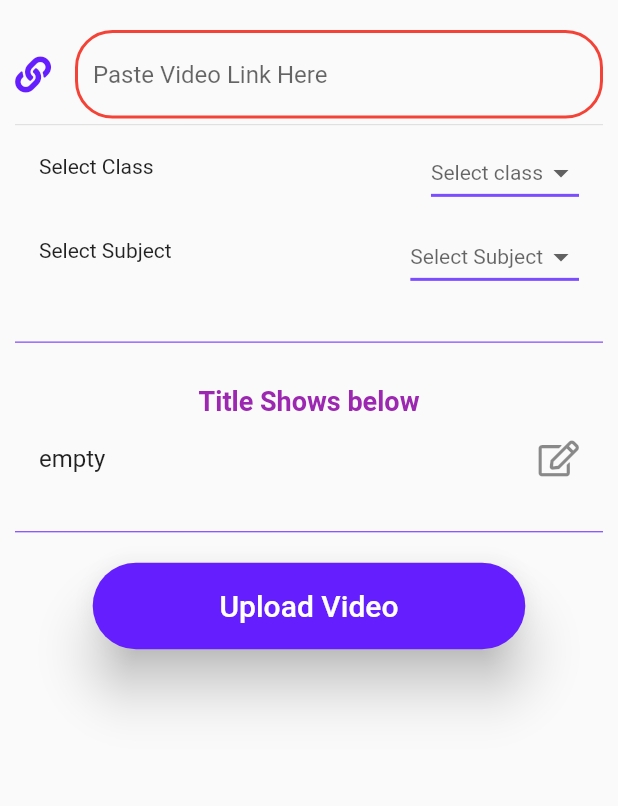
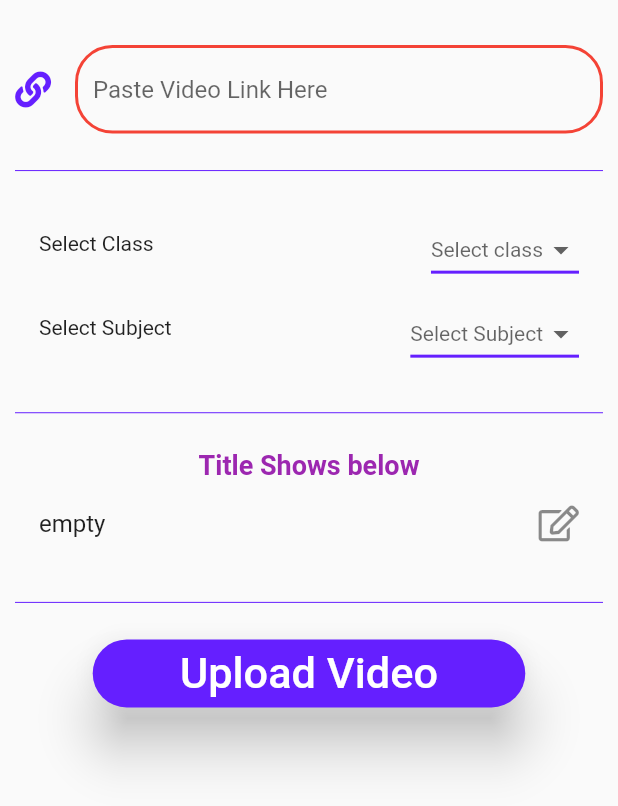
Before and after one commit to Ujjawalmaurya/Mentor, a Flutter app: the AddVideoTab widget shown alone on an empty page, opened directly, on a phone screen of 412 x 824 dp. Shown: the top 806 px of the screen. Run offline on Flutter 3.47's test engine with Material 2 defaults, Android fonts, the phone set to English and light mode, and no system bars; our stand-ins replace cloud_firestore, file_picker, firebase_auth, firebase_core, firebase_database, firebase_storage and 5 more; accounts and stored records are empty.

Commit message:
ready for fiuild

```diff
--- a/lib/signUpPage.dart
+++ b/lib/signUpPage.dart
@@ -322,7 +322,7 @@ class _SignUpPageState extends State<SignUpPage> {
                                             //Message after sucessfull user creation
                                             Fluttertoast.showToast(
                                               msg:
-                                                  "${newUser.user.email}+ Added Sucesfully in database",
+                                                  "${newUser.user.email} + Added Sucesfully in database",
                                               gravity: ToastGravity.CENTER,
                                               backgroundColor: Colors.green,
                                               textColor: Colors.white,
--- a/lib/tabs/videoTabs/addVideoTab.dart
+++ b/lib/tabs/videoTabs/addVideoTab.dart
@@ -184,9 +184,10 @@ class _AddVideoTabState extends State<AddVideoTab> {
             ),
           )
         : SafeArea(
+            child: SingleChildScrollView(
               child: Container(
                 padding: EdgeInsets.only(
-                  top: 20.0, bottom: 20.0, left: 10.0, right: 10.0),
+                    top: 30.0, bottom: 20.0, left: 10.0, right: 10.0),
                 height: MediaQuery.of(context).size.height * 1,
                 width: MediaQuery.of(context).size.width * 1,
                 alignment: Alignment.topCenter,
@@ -234,7 +235,8 @@ class _AddVideoTabState extends State<AddVideoTab> {
                             ),
                           ),
                           Divider(
-                          height: MediaQuery.of(context).size.height * 0.01,
+                            height: MediaQuery.of(context).size.height * 0.06,
+                            color: kThemeColor,
                           ),
                           ListTile(
                             leading: Text('Select Class'),
@@ -249,7 +251,7 @@ class _AddVideoTabState extends State<AddVideoTab> {
                               style: TextStyle(color: kThemeColor),
                               underline: Container(
                                 height: 2,
-                              color: Colors.deepPurpleAccent,
+                                color: kThemeColor,
                               ),
                               onChanged: (String newValue) {
                                 setState(() {
@@ -285,10 +287,10 @@ class _AddVideoTabState extends State<AddVideoTab> {
                               hint: Text('Select Subject'),
                               iconSize: 24,
                               elevation: 16,
-                            style: TextStyle(color: Colors.deepPurple),
+                              style: TextStyle(color: kThemeColor),
                               underline: Container(
                                 height: 2,
-                              color: Colors.deepPurpleAccent,
+                                color: kThemeColor,
                               ),
                               onChanged: (String newValue) {
                                 setState(() {
@@ -317,7 +319,8 @@ class _AddVideoTabState extends State<AddVideoTab> {
                           ),
                           Divider(
                               color: kThemeColor,
-                            height: MediaQuery.of(context).size.height * 0.07),
+                              height:
+                                  MediaQuery.of(context).size.height * 0.06),
                           Container(
                             child: Column(
                               mainAxisAlignment: MainAxisAlignment.start,
@@ -346,11 +349,11 @@ class _AddVideoTabState extends State<AddVideoTab> {
                             ),
                           ),
                           Divider(
-                          height: MediaQuery.of(context).size.height * 0.05,
+                            height: MediaQuery.of(context).size.height * 0.06,
                             color: kThemeColor,
                           ),
                           Container(
-                          height: MediaQuery.of(context).size.height * 0.07,
+                            height: MediaQuery.of(context).size.width * 0.11,
                             width: MediaQuery.of(context).size.width * 0.7,
                             child: RaisedButton(
                               onPressed: () {
@@ -364,16 +367,16 @@ class _AddVideoTabState extends State<AddVideoTab> {
                               elevation: 15.0,
                               child: Text('Upload Video',
                                   style: TextStyle(
-                                    fontSize: MediaQuery.of(context)
-                                            .size
-                                            .aspectRatio *
-                                        40)),
+                                      fontSize:
+                                          MediaQuery.of(context).size.height *
+                                              0.035)),
                               color: kThemeColor,
                               textColor: Colors.white,
                             ),
                           )
                         ])),
               ),
+            ),
           );
   }
 }
```
Also changed, not shown: lib/homePage.dart (+11 -10 lines), lib/loginPage.dart (+14 -0 lines), lib/tabs/classChangeTab.dart (+11 -9 lines), lib/tabs/docsUpload.dart (+8 -10 lines), lib/tabs/messeging/textingTabs.dart (+11 -8 lines), lib/tabs/videoTabs/listDb.dart (+8 -7 lines). Lines whose indentation alone changed are shown as unchanged.
